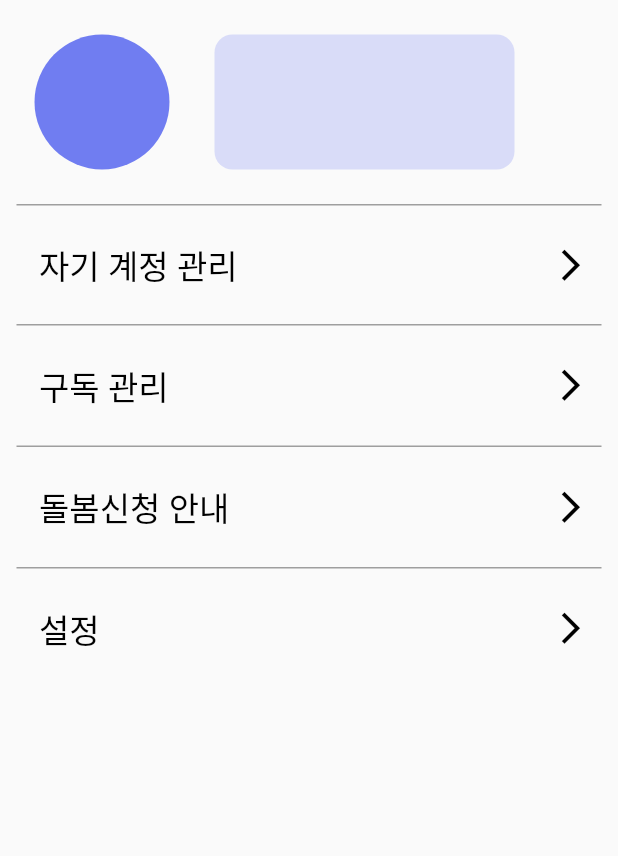
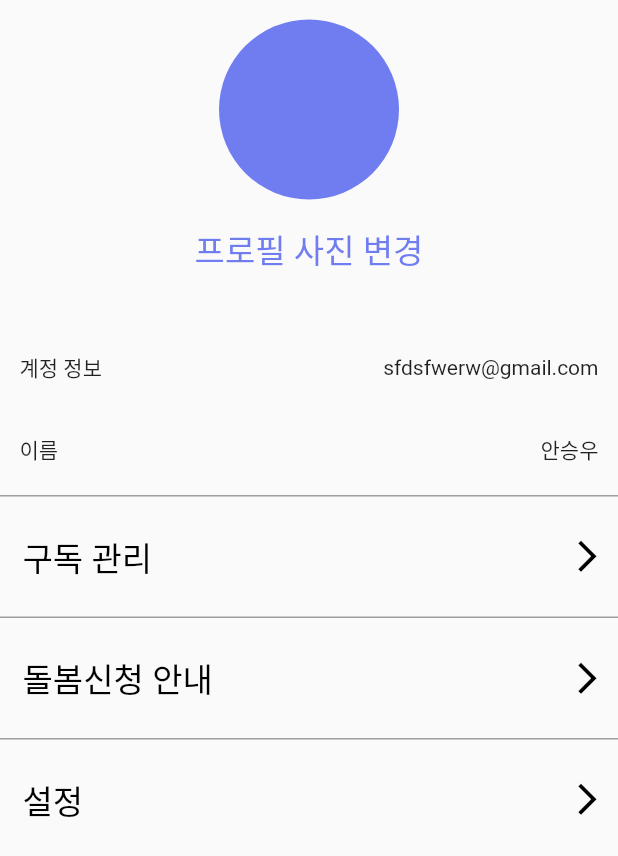
Before and after one commit to GDSC-AnimalFriends/SOLUTION-CHALLENGE, a Flutter app: the MyPage screen opened by its route, on a phone screen of 412 x 824 dp. Shown: the top 856 px of the screen. Run offline on Flutter 3.47's test engine with Material 2 defaults, Android fonts, the phone set to English and light mode, and no system bars; our stand-ins replace flutter_toggle_tab, get, get_storage; accounts and stored records are empty.

Commit message:
Refactor : 마이페이지 프로필사진변경

```diff
--- a/lib/view/mypage/my_page.dart
+++ b/lib/view/mypage/my_page.dart
@@ -13,55 +13,67 @@ class MyPage extends GetView<MyPageController> {
         body: Column(
           mainAxisAlignment: MainAxisAlignment.start,
           children: <Widget>[
+            Container(
+              height: 220,
+              child: Column(
+                children: [
                   Padding(
-              padding: const EdgeInsets.all(8.0),
+                    padding: const EdgeInsets.fromLTRB(0.0, 13.0, 0.0, 8.0),
                     child: Container(
                       height: 120,
-                child: Row(
-                  children:[
-                    Padding(
-                      padding: const EdgeInsets.all(15.0),
-                      child: Container(
-                        height: 90,
-                        width: 90,
+                      width: 120,
                       decoration: BoxDecoration(
                         color: Color(0xFF707DF1),
                         shape: BoxShape.circle,
                       ),
                     ),
                   ),
-                    Padding(
-                      padding: const EdgeInsets.all(15.0),
-                      child: Container(
-                        height: 200,
-                        width: 200,
-                        decoration: BoxDecoration(
-                          color: Color(0x3D707DF1),
-                          borderRadius: BorderRadius.circular(12),
-                        ),
-                      ),
-                    ),
+                  TextButton(
+                      onPressed: () => Get.toNamed(Routes.MYACCOUNT_MANAGE),
+                      child: Text('프로필 사진 변경', style: TextStyle(fontSize: 22, color: Color(0xFF707DF1),))
+                  )
                 ],
               ),
             ),
+            Container(
+              height: 50,
+              width: double.infinity,
+              padding: EdgeInsets.fromLTRB(13, 0, 13, 0),
+              child: Row(
+                children: [
+                  Text('계정 정보'),
+                  Spacer(),
+                  Text('sfdsfwerw@gmail.com')
+                ],
+              ),
             ),
             Container(
-              height: 80,
-              width: 390,
+              height: 60,
+              width: double.infinity,
+              padding: EdgeInsets.fromLTRB(13, 10, 13, 10),
+              child: Row(
+                children: [
+                  Text('이름'),
+                  Spacer(),
+                  Text('안승우'),
+                ],
+              ),
+            ),
+            Container(
+              height: 81,
+              width: double.infinity,
+              padding: EdgeInsets.fromLTRB(7, 0, 0, 0),
               decoration: BoxDecoration(
                 border: Border(
                   top: BorderSide(color: Colors.grey),
                 ),
               ),
               child: TextButton(
-                  onPressed: ()=> Get.toNamed(Routes.MYACCOUNT_MANAGE),
+                  onPressed: () => Get.toNamed(Routes.SUBSCRIBER_MANAGE),
                   child: Row(
-                    mainAxisAlignment: MainAxisAlignment.spaceEvenly,
                     children: [
-                      Container(
-                        margin: EdgeInsets.fromLTRB(7, 0, 0, 0),
-                        child: Text('자기 계정 관리', style: TextStyle(fontSize: 22, color: Colors.black),),
-                      ),
+                      Text('구독 관리',
+                        style: TextStyle(fontSize: 22, color: Colors.black),),
                       Spacer(),
                       Icon(Icons.arrow_forward_ios, size: 25, color: Colors.black,)
                     ],
@@ -70,31 +82,8 @@ class MyPage extends GetView<MyPageController> {
             ),
             Container(
               height: 81,
-              width: 390,
-              decoration: BoxDecoration(
-                border: Border(
-                  top: BorderSide(color: Colors.grey),
-                ),
-              ),
-              child: TextButton(
-                  onPressed: () => Get.toNamed(Routes.SUBSCRIBER_MANAGE),
-                  child: Row(
-                    mainAxisAlignment: MainAxisAlignment.spaceEvenly,
-                    children: [
-                      Container(
-                        margin: EdgeInsets.fromLTRB(7, 0, 0, 0),
-                        child: Text('구독 관리',
-                          style: TextStyle(fontSize: 22, color: Colors.black),),
-                      ),
-                      Spacer(),
-                      Icon(Icons.arrow_forward_ios, size: 25, color: Colors.black,)
-                    ],
-                  )
-              ),
-            ),
-            Container(
-              height: 81,
-              width: 390,
+              width: double.infinity,
+              padding: EdgeInsets.fromLTRB(7, 0, 0, 0),
               decoration: BoxDecoration(
                 border: Border(
                   top: BorderSide(color: Colors.grey),
@@ -103,13 +92,9 @@ class MyPage extends GetView<MyPageController> {
               child: TextButton(
                 onPressed: () => Get.toNamed(Routes.INFO_CARE_APPLY),
                 child: Row(
-                  mainAxisAlignment: MainAxisAlignment.spaceEvenly,
                   children: [
-                    Container(
-                      margin: EdgeInsets.fromLTRB(7, 0, 0, 0),
-                      child: Text('돌봄신청 안내',
+                    Text('돌봄신청 안내',
                       style: TextStyle(fontSize: 22, color: Colors.black),),
-                    ),
                     Spacer(),
                     Icon(Icons.arrow_forward_ios, size: 25, color: Colors.black,)
                   ],
@@ -118,7 +103,7 @@ class MyPage extends GetView<MyPageController> {
             ),
             Container(
               height: 81,
-              width: 390,
+              width: double.infinity,
               decoration: BoxDecoration(
                 border: Border(
                   top: BorderSide(color: Colors.grey),
@@ -127,7 +112,6 @@ class MyPage extends GetView<MyPageController> {
               child: TextButton(
                 onPressed: () => Get.toNamed(Routes.SETTING),
                 child: Row(
-                  mainAxisAlignment: MainAxisAlignment.spaceEvenly,
                   children: [
                     Container(
                       margin: EdgeInsets.fromLTRB(7, 0, 0, 0),
```
Lines whose indentation alone changed are shown as unchanged.
